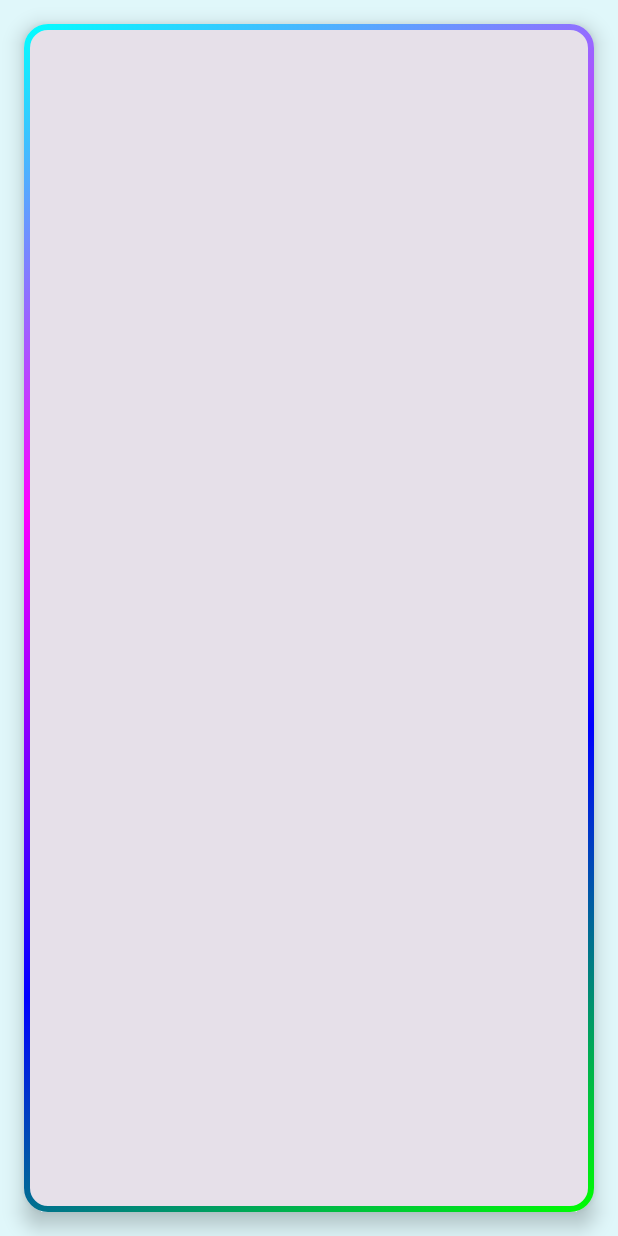
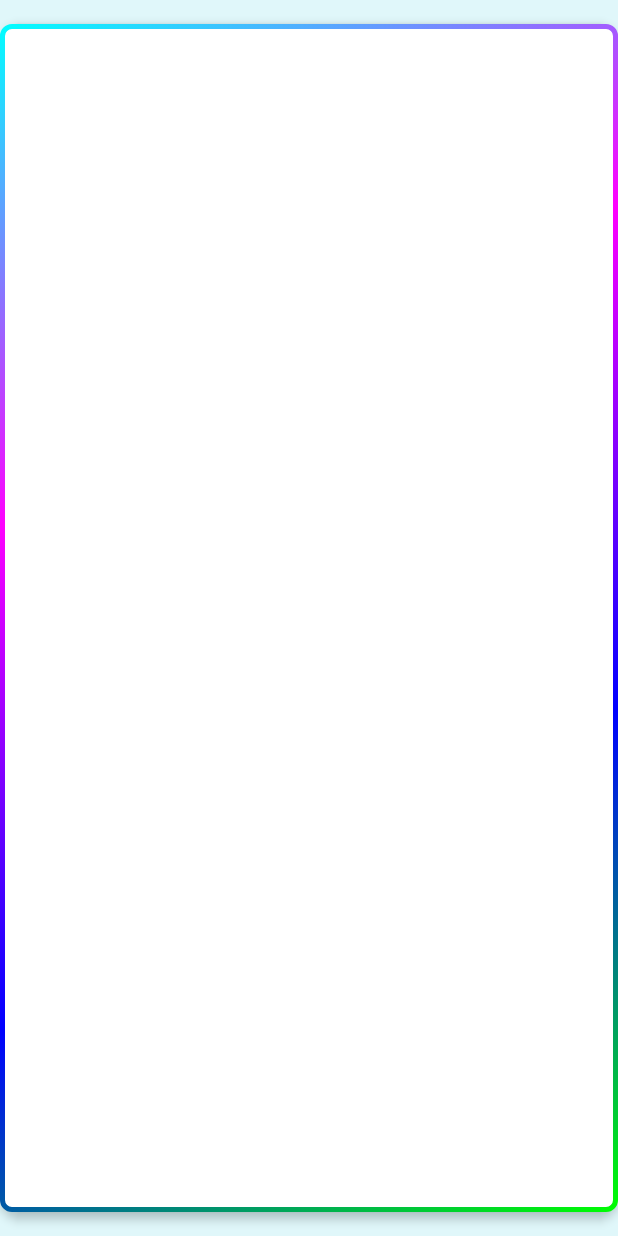
Before and after one commit to cckroets/ImFeelingHungy, an Android app built with Jetpack Compose: the composable GenerativeAICard shown on its own in the app's theme, on a phone screen of 412 x 824 dp. Run offline under Robolectric (Android 15) with nearby library versions, the phone set to English and light mode, and no system bars.

Commit message:
Fix bg color of menu item

```diff
--- a/app/src/main/java/ckroetsch/imfeelinghungry/MenuItemScreen.kt
+++ b/app/src/main/java/ckroetsch/imfeelinghungry/MenuItemScreen.kt
@@ -29,6 +29,7 @@ import androidx.compose.material3.MaterialTheme
 import androidx.compose.material3.Scaffold
 import androidx.compose.material3.Text
 import androidx.compose.material3.TopAppBar
+import androidx.compose.material3.TopAppBarColors
 import androidx.compose.material3.TopAppBarDefaults
 import androidx.compose.runtime.Composable
 import androidx.compose.runtime.LaunchedEffect
@@ -65,6 +66,7 @@ import ckroetsch.imfeelinghungry.data.calculateFinalNutrition
 import ckroetsch.imfeelinghungry.onboarding.Amount
 import ckroetsch.imfeelinghungry.onboarding.NutritionGoal
 import ckroetsch.imfeelinghungry.onboarding.toGains
+import ckroetsch.imfeelinghungry.ui.theme.DarkOrange
 import ckroetsch.imfeelinghungry.ui.theme.Green30
 import ckroetsch.imfeelinghungry.ui.theme.Red30
 import kotlinx.coroutines.launch
@@ -79,7 +81,7 @@ fun MenuItemScreen(
 ) {
     val scrollBehavior = TopAppBarDefaults.exitUntilCollapsedScrollBehavior()
     Scaffold(
-        //containerColor = Color.Transparent,
+        containerColor = Color.White,
         modifier = Modifier
             .nestedScroll(scrollBehavior.nestedScrollConnection),
             //.background(
@@ -89,6 +91,11 @@ fun MenuItemScreen(
             //),
         topBar = {
             TopAppBar(
+                colors = TopAppBarDefaults.topAppBarColors(
+                    containerColor = DarkOrange,
+                    titleContentColor = Color.White,
+                    navigationIconContentColor = Color.White
+                ),
                 title = {
                         Text(
                             menuItem.restaurantName,
@@ -112,13 +119,13 @@ fun MenuItemScreen(
         LazyColumn(
             modifier = Modifier.fillMaxSize(),
             contentPadding = PaddingValues(
-                start = padding.calculateStartPadding(LayoutDirection.Ltr),
-                end = padding.calculateEndPadding(LayoutDirection.Ltr),
+                start = 0.dp,
+                end = 0.dp,
                 top = padding.calculateTopPadding() + 16.dp,
                 bottom = padding.calculateBottomPadding()
             )
         ) {
-            val paddedModifier = Modifier.padding(horizontal = 16.dp)
+            val paddedModifier = Modifier.padding(horizontal = 12.dp)
             item {
                 Text(
                     text = menuItem.creationTitle ?: menuItem.menuItemTitle,
@@ -472,19 +479,18 @@ fun GenerativeAICard(
     Card(
         shape = RoundedCornerShape(16.dp),
         modifier = modifier
-            .padding(16.dp)
+            .padding(vertical = 16.dp)
             .border(
                 border = BorderStroke(
-                    width = 4.dp,
+                    width = 3.dp,
                     brush = Brush.linearGradient(
                         colors = listOf(Color.Cyan, Color.Magenta, Color.Blue, Color.Green)
                     )
                 ),
-                shape = RoundedCornerShape(16.dp)
+                shape = RoundedCornerShape(8.dp)
             ),
-        elevation = CardDefaults.cardElevation(
-            defaultElevation = 8.dp
-        )
+        colors = CardDefaults.elevatedCardColors(containerColor = Color.White),
+        elevation = CardDefaults.cardElevation(defaultElevation = 4.dp)
     ) {
         Box(
             modifier = Modifier
```
